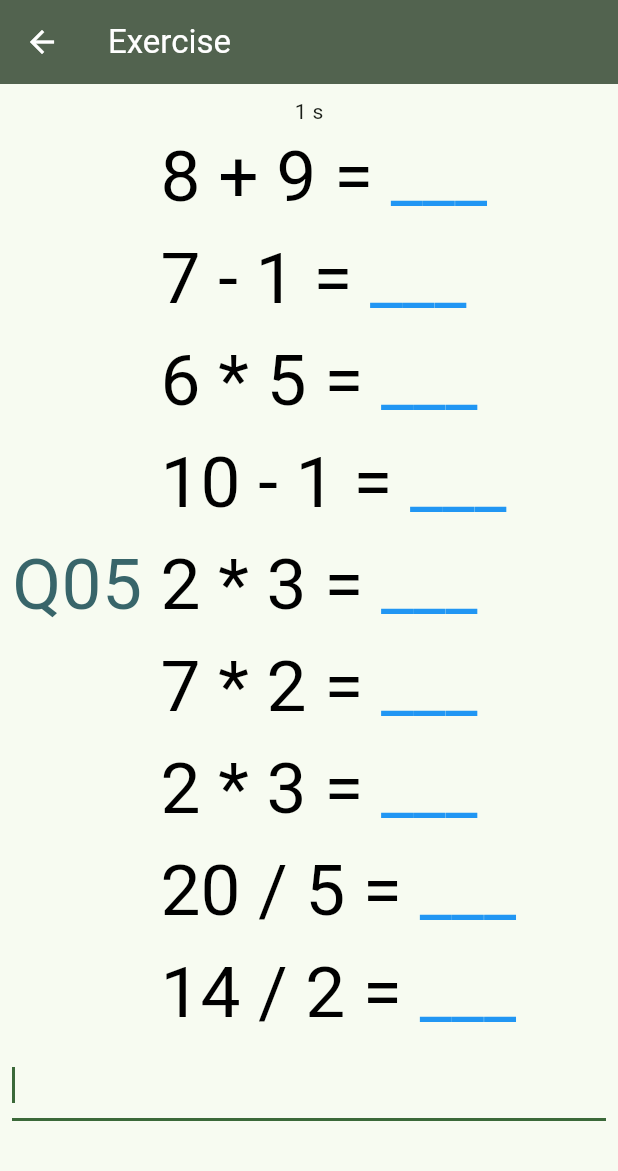
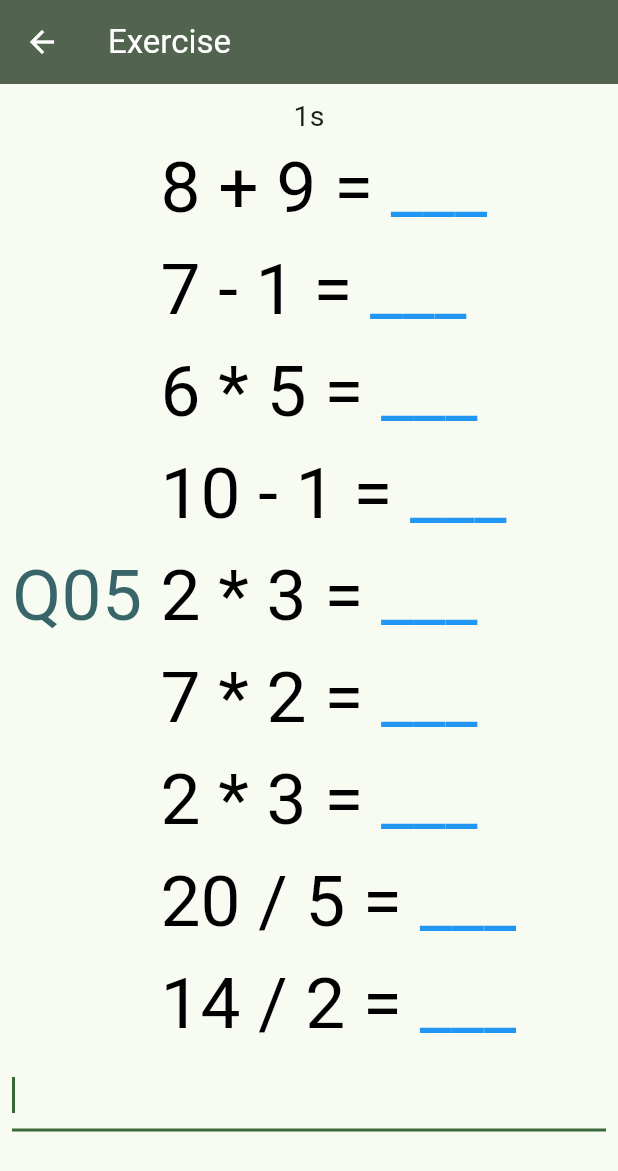
Before and after one commit to loloof64/Hurry-Math, a Flutter app: the screen it shows after launch, after a tap on "New simple exercise", on a phone screen of 412 x 824 dp. Shown: the top 1171 px of the screen. Run offline on Flutter 3.47's test engine with Material 2 defaults, Android fonts, the phone set to English and light mode, and no system bars; drawn by our look-alikes of scrollable_positioned_list; our stand-ins replace flutter_riverpod.

Commit message:
improved time on exercice page

```diff
--- a/lib/screens/exercise.dart
+++ b/lib/screens/exercise.dart
@@ -86,8 +86,10 @@ class __ExerciceWidgetState extends ConsumerState<_ExerciceWidget> {
   @override
   Widget build(BuildContext context) {
     final exercise = ref.watch(exerciseProvider);
-    final timeString =
-        '${Duration(milliseconds: 100 * _decisecondsSpent).inSeconds} s';
+    final spentTime = Duration(milliseconds: 100 * _decisecondsSpent);
+    final timeString = spentTime.inSeconds > 60
+        ? "${spentTime.inMinutes.remainder(60)}m and ${(spentTime.inSeconds.remainder(60))}s"
+        : "${spentTime.inSeconds.remainder(60)}s";
 
     return Padding(
         padding: const EdgeInsets.all(8.0),
@@ -95,11 +97,18 @@ class __ExerciceWidgetState extends ConsumerState<_ExerciceWidget> {
             ? const Center(
                 child: Text('No exercise loaded yet.'),
               )
-          : Column(
+            : LayoutBuilder(builder: (ctx, constraints) {
+                final fontSize = constraints.biggest.width * 0.12;
+                return Column(
                   children: [
                     Flexible(
                       flex: 1,
-                  child: Text(timeString),
+                      child: Text(
+                        timeString,
+                        style: TextStyle(
+                          fontSize: fontSize * 0.4,
+                        ),
+                      ),
                     ),
                     Flexible(
                       flex: 9,
@@ -112,8 +121,8 @@ class __ExerciceWidgetState extends ConsumerState<_ExerciceWidget> {
                         itemCount: exercise.questionsList.length,
                         itemBuilder: (ctx, index) {
                           final question = exercise.questionsList[index];
-                      return LayoutBuilder(builder: (ctx, constraints) {
-                        final fontSize = constraints.biggest.width * 0.12;
+                          // return LayoutBuilder(builder: (ctx, constraints) {
+
                           return Row(
                             mainAxisAlignment: MainAxisAlignment.start,
                             children: [
@@ -133,7 +142,7 @@ class __ExerciceWidgetState extends ConsumerState<_ExerciceWidget> {
                               ),
                             ],
                           );
-                      });
+                          //  });
                         },
                       ),
                     ),
@@ -144,8 +153,8 @@ class __ExerciceWidgetState extends ConsumerState<_ExerciceWidget> {
                       ),
                     )
                   ],
-            ),
                 );
+              }));
   }
 }
 
```
Lines whose indentation alone changed are shown as unchanged.
